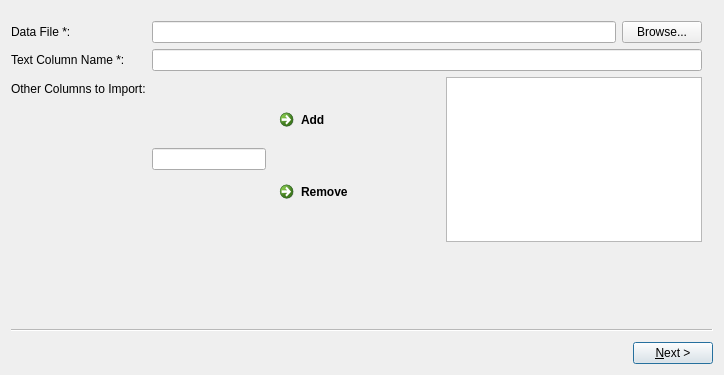
Above: topics_modeling_wizard.ui from GSA/MD-Automated-Text-Analysis before the change. Below: the same form after it.
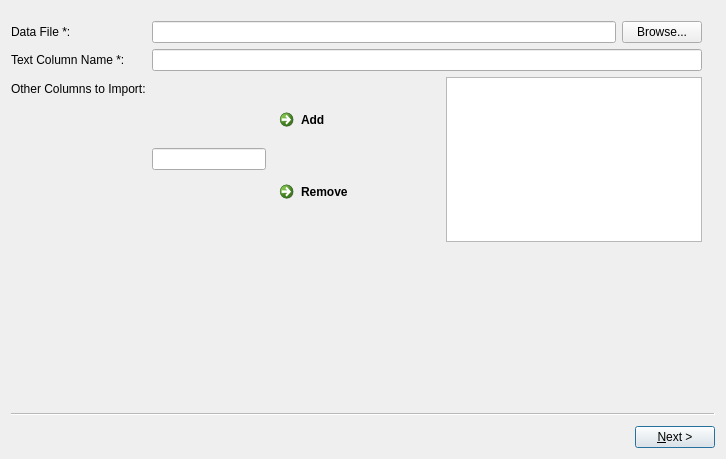
That is the form after the change.

The edit to the form file:
```diff
--- a/topics_modeling_wizard.ui
+++ b/topics_modeling_wizard.ui
@@ -6,8 +6,8 @@
    <rect>
     <x>0</x>
     <y>0</y>
-    <width>724</width>
-    <height>375</height>
+    <width>726</width>
+    <height>459</height>
    </rect>
   </property>
   <property name="windowTitle">
```
Left out of the diff: 18 changed lines with no effect on the pictures.
